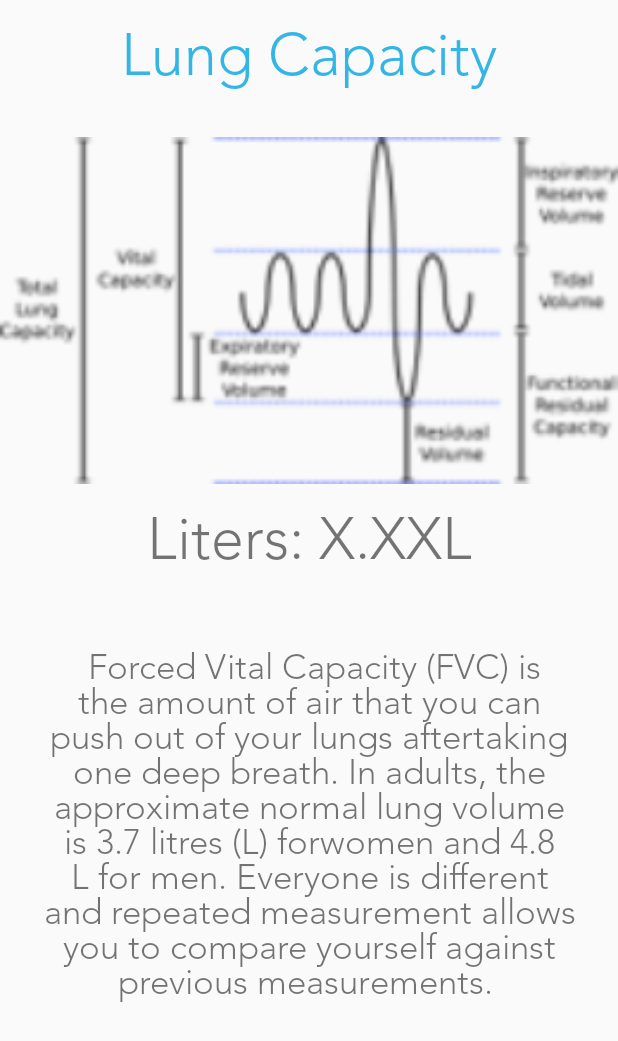
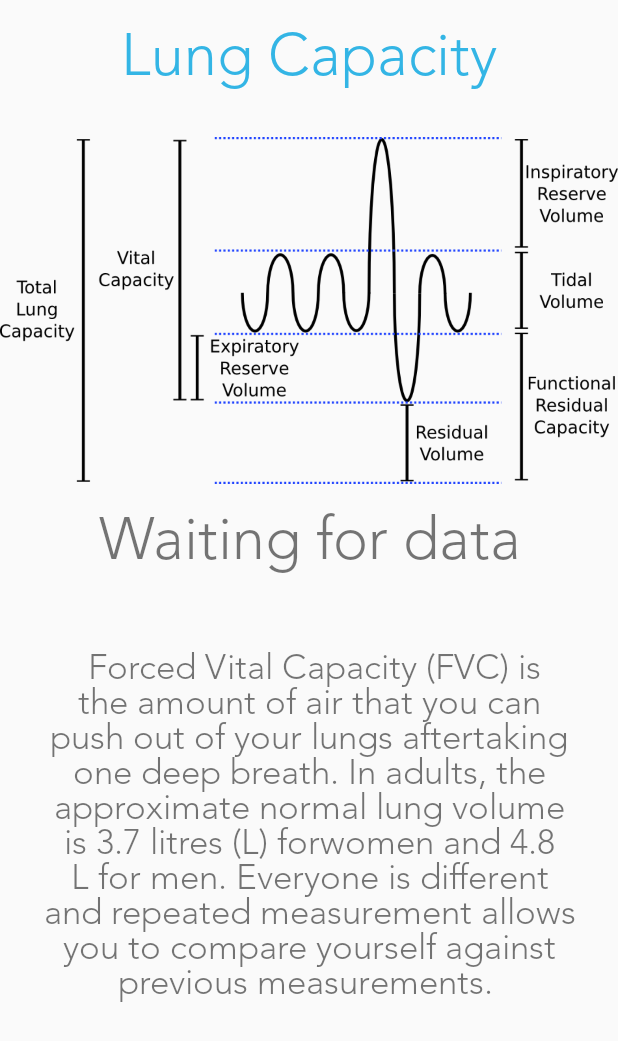
Before and after one commit to jg3215/SENSEiTshare, an Android app: the lungactivity screen opened directly, with no data from a screen before it, on a phone screen of 412 x 824 dp. Shown: the top 1041 px of the screen. Run offline under Robolectric (Android 15) with nearby library versions, the phone set to English and light mode, and no system bars; our stand-ins replace sdp/ssp sizes.

Commit message:
Made lung picture with a better resolutions

```diff
--- a/SenseiT/app/src/main/res/layout/heartrate.xml
+++ b/SenseiT/app/src/main/res/layout/heartrate.xml
@@ -43,10 +43,10 @@
             android:id="@+id/textView3"
             android:layout_width="match_parent"
             android:layout_height="match_parent"
-            android:text="BPM: XX"
+            android:fontFamily="@font/avenirltstd_light"
+            android:text="Waiting for data"
             android:textAlignment="center"
-            android:textSize="@dimen/_30ssp"
-            android:fontFamily="@font/avenirltstd_light"/>
+            android:textSize="@dimen/_30ssp" />
 
     </LinearLayout>
 
--- a/SenseiT/app/src/main/res/layout/lungcapacity.xml
+++ b/SenseiT/app/src/main/res/layout/lungcapacity.xml
@@ -42,13 +42,13 @@
 
         <TextView
             android:id="@+id/textView3"
-            android:layout_marginTop="@dimen/_10sdp"
             android:layout_width="match_parent"
             android:layout_height="match_parent"
-            android:text="Liters: X.XXL"
+            android:layout_marginTop="@dimen/_10sdp"
+            android:fontFamily="@font/avenirltstd_light"
+            android:text="Waiting for data"
             android:textAlignment="center"
-            android:textSize="@dimen/_30ssp"
-            android:fontFamily="@font/avenirltstd_light"/>
+            android:textSize="@dimen/_30ssp" />
 
     </LinearLayout>
 
--- a/SenseiT/app/src/main/res/layout/no2.xml
+++ b/SenseiT/app/src/main/res/layout/no2.xml
@@ -44,8 +44,8 @@
             android:id="@+id/textView3"
             android:layout_width="match_parent"
             android:layout_height="83dp"
-            android:text="Ppb:XXX"
             android:fontFamily="@font/avenirltstd_light"
+            android:text="Waiting for data"
             android:textAlignment="center"
             android:textAppearance="@style/TextAppearance.AppCompat"
             android:textSize="@dimen/_30ssp" />
--- a/SenseiT/app/src/main/res/layout/o2.xml
+++ b/SenseiT/app/src/main/res/layout/o2.xml
@@ -46,9 +46,9 @@
             android:id="@+id/textView3"
             android:layout_width="match_parent"
             android:layout_height="match_parent"
-            android:text="%: XX.X %"
+            android:fontFamily="@font/avenirltstd_light"
+            android:text="Waiting for data"
             android:textAlignment="center"
-            android:fontFamily="@font/avenirltstd_light"
             android:textAppearance="@style/TextAppearance.AppCompat"
             android:textSize="@dimen/_30ssp" />
 
```
Also changed, not shown: SenseiT/app/src/main/res/drawable/lung.png.
